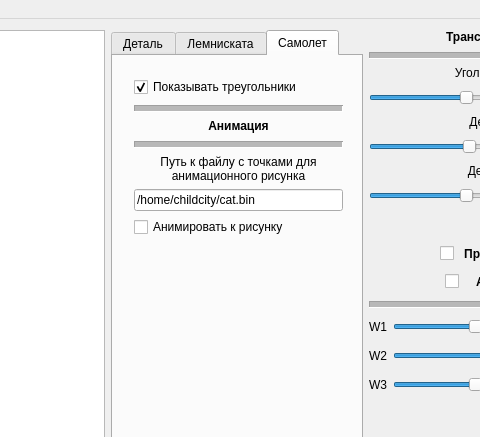
This is MainWindow/mainwindow.ui in Childcity/QtGraphicsExample as Qt 5 draws it before an edit; both pictures show x 619 to 1099 and y 0 to 437 of the 1250 by 740 pixel window. The edited form follows.
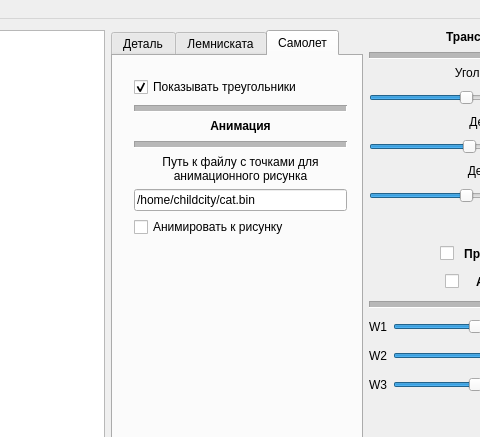
This is the edited form. Icons and pictures are not drawn. Custom widgets are drawn as their Qt base class.

```diff
--- a/MainWindow/mainwindow.ui
+++ b/MainWindow/mainwindow.ui
@@ -786,7 +786,7 @@
            <rect>
             <x>10</x>
             <y>10</y>
-            <width>231</width>
+            <width>235</width>
             <height>311</height>
            </rect>
           </property>
```
